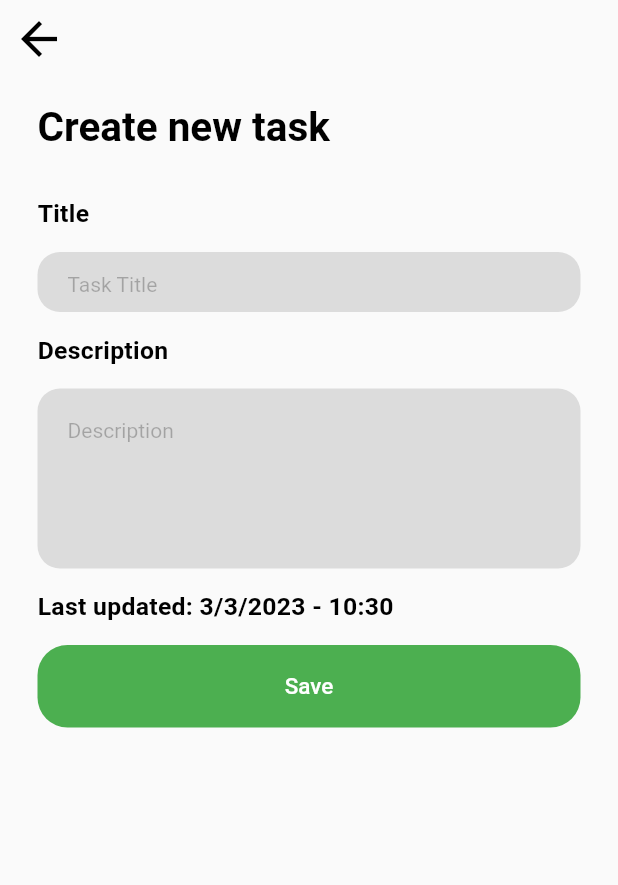
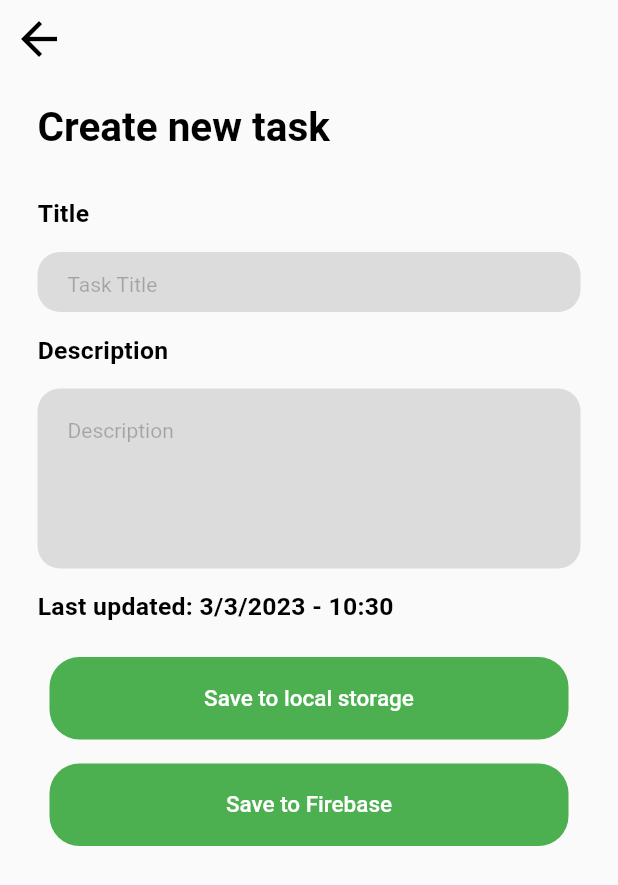
Before and after one commit to graff-ctrl/flutterhw4, a Flutter app: the screen it shows after launch, after a tap on the "add" icon, on a phone screen of 412 x 824 dp. Shown: the top 885 px of the screen. Run offline on Flutter 3.47's test engine with Material 2 defaults, Android fonts, the phone set to English and light mode, and no system bars; our stand-ins replace beamer, camera, firebase_auth, firebase_core, firebase_database, gallery_saver and 1 more; missing offline and left inert: thumbnailer; accounts and stored records are empty; network calls fail; statements that could not run were skipped.

```diff
--- a/lib/main.dart
+++ b/lib/main.dart
@@ -1,22 +1,44 @@
 import 'package:beamer/beamer.dart';
 import 'package:flutter/material.dart';
 import 'package:flutter/services.dart';
-import 'package:flutterhw4/services/camera_service.dart';
-import 'package:flutterhw4/services/persistence_service.dart';
+import 'package:flutterhw4/services/provider/provider.dart';
+import 'package:provider/provider.dart';
+import 'firebase_options.dart';
+import 'package:firebase_core/firebase_core.dart';
+import 'package:flutterhw4/services/platform/camera_service.dart';
+import 'package:flutterhw4/services/firebase/firebase_auth_service.dart';
+import 'package:flutterhw4/services/firebase/firebase_db_service.dart';
+import 'package:flutterhw4/services/platform/persistence_service.dart';
 import 'package:flutterhw4/widgets/take_picture.dart';
 import '../model/task_details_model.dart';
 import '../pages/add_relationship_page.dart';
 import '../pages/create_task_page.dart';
 import '../pages/home_page.dart';
 import '../pages/task_detials_page.dart';
-final dbHelper = PersistenceService();
-final cameraHelper = CameraService();
+
+final PersistenceService localCacheService = PersistenceService();
+final CameraService cameraHelper = CameraService();
+final FirebaseAuthService authService = FirebaseAuthService();
+late final RealtimeDatabaseService firebaseDBService;
+
 Future<void> main() async {
   WidgetsFlutterBinding.ensureInitialized();
-  await dbHelper.init();
+  await Firebase.initializeApp(
+    options: DefaultFirebaseOptions.currentPlatform
+  );
+  await authService.getUser();
+  firebaseDBService = RealtimeDatabaseService(uuid: authService.currentUser?.uid);
+  await localCacheService.init();
   await cameraHelper.init();
   SystemChrome.setPreferredOrientations([DeviceOrientation.portraitUp])
-      .then((value) => runApp(const MyApp()));
+      .then((value) => runApp(
+    MultiProvider(
+        providers: [
+          ChangeNotifierProvider(create: (context) => TaskListModel())
+        ],
+        child: const MyApp(),
+    ),
+  ));
 }
 
 class MyApp extends StatefulWidget {
--- a/lib/model/task.dart
+++ b/lib/model/task.dart
@@ -29,6 +29,6 @@ class Task {
 
   // These deviate from the required json mapping due to sqflite unable to
   // store lists. See
-  factory Task.fromJson(Map<String, dynamic> json) => _$TaskFromJson(json);
+  factory Task.fromJson(Map<dynamic, dynamic> json) => _$TaskFromJson(json);
   Map<String, dynamic> toJson() => _$TaskToJson(this);
 }
--- a/lib/pages/create_task_page.dart
+++ b/lib/pages/create_task_page.dart
@@ -1,4 +1,7 @@
 import 'package:flutter/material.dart';
+import 'package:flutterhw4/main.dart';
+import 'package:flutterhw4/services/provider/provider.dart';
+import 'package:provider/provider.dart';
 import '../helpers/task_id.dart';
 import '../constants//status.dart' as s;
 import '../model/task.dart';
@@ -11,10 +14,19 @@ class CreateTask extends StatefulWidget {
 
 class _CreateTaskState extends State<CreateTask> {
   /// Creates task for task list.
-  final TextEditingController _titleController = TextEditingController();
-  final TextEditingController _descriptionController = TextEditingController();
-  String status = "";
-  final DateTime lastUpdated = DateTime.now();
+  late final TextEditingController _titleController;
+  late final TextEditingController _descriptionController;
+  late String _status = "";
+  late final DateTime _lastUpdated;
+
+  @override
+  void initState() {
+    _titleController = TextEditingController();
+    _descriptionController = TextEditingController();
+    _status = "";
+    _lastUpdated = DateTime.now();
+    super.initState();
+  }
   @override
   Widget build(BuildContext context) {
     return SafeArea(
@@ -55,8 +67,9 @@ class _CreateTaskState extends State<CreateTask> {
                         title(),
                         label("Description"),
                         description(),
-                        date(lastUpdated),
-                        createButton()
+                        date(_lastUpdated),
+                        saveToLocalCache(),
+                        saveToFirebase()
                       ],
                     ),
                   )
@@ -67,12 +80,13 @@ class _CreateTaskState extends State<CreateTask> {
         ));
   }
 
-  /// Create task button widget
-  Widget createButton() {
-    return InkWell(
+  Widget saveToLocalCache() {
+    return Padding(
+      padding: const EdgeInsets.all(8.0),
+      child: InkWell(
         onTap: () {
           /// Tasks are set to open by default.
-        Task result = Task(
+          var result = Task(
             title: _titleController.text,
             description: _descriptionController.text,
             lastUpdated: DateTime.now(),
@@ -81,7 +95,8 @@ class _CreateTaskState extends State<CreateTask> {
             imageUrl: 'image',
             relationships: null
           );
-        Navigator.pop(context, result);
+          Provider.of<TaskListModel>(context, listen: false).addTaskToCache(result);
+          Navigator.pop(context, true);
         },
         child: Container(
             height: 55,
@@ -92,7 +107,7 @@ class _CreateTaskState extends State<CreateTask> {
             ),
             child: const Center(
               child: Text(
-              'Save',
+                'Save to local storage',
                 style: TextStyle(
                     color: Colors.white,
                     fontWeight: FontWeight.w500,
@@ -100,6 +115,47 @@ class _CreateTaskState extends State<CreateTask> {
                 ),
               ),
             )
+        ),
+      ),
+    );
+  }
+
+  Widget saveToFirebase() {
+    return Padding(
+      padding: const EdgeInsets.all(8.0),
+      child: InkWell(
+        onTap: () async {
+          /// Tasks are set to open by default.
+          var result = Task(
+              title: _titleController.text,
+              description: _descriptionController.text,
+              lastUpdated: DateTime.now(),
+              status: s.open,
+              taskId: TaskId.generateTaskId(_titleController.text + DateTime.now().toString()),
+              imageUrl: 'image',
+              relationships: null
+          );
+          Provider.of<TaskListModel>(context, listen: false).postTask(result);
+          Navigator.pop(context, true);
+        },
+        child: Container(
+            height: 55,
+            width: MediaQuery.of(context).size.width,
+            decoration: BoxDecoration(
+              borderRadius: BorderRadius.circular(20),
+              color: Colors.green,
+            ),
+            child: const Center(
+              child: Text(
+                'Save to Firebase',
+                style: TextStyle(
+                    color: Colors.white,
+                    fontWeight: FontWeight.w500,
+                    fontSize: 15
+                ),
+              ),
+            )
+        ),
       ),
     );
   }
--- a/lib/pages/home_page.dart
+++ b/lib/pages/home_page.dart
@@ -2,6 +2,9 @@ import 'package:flutter/foundation.dart';
 import 'package:flutter/material.dart';
 import 'package:flutterhw4/main.dart';
 import 'package:flutterhw4/model/task_details_model.dart';
+import 'package:flutterhw4/services/provider/provider.dart';
+import 'package:flutterhw4/services/task/task_service.dart';
+import 'package:provider/provider.dart';
 import '../model/task.dart';
 import '../pages/create_task_page.dart';
 import '../widgets/widget_label.dart';
@@ -20,56 +23,53 @@ class HomePage extends StatefulWidget {
 }
 
 class _HomePageState extends State<HomePage> {
-  List<Task>? filterItems = []; // Filtered list form items
+  List<Task> filterItems = []; // Filtered list form items
   Filters? _filter = Filters.all;
+  final TaskListModel taskListModel = TaskListModel();
   @override
   initState() {
     // at the beginning, all users are shown
     super.initState();
     // Load data from db at start.
     _loadFromDB();
-    filterItems = widget.items;
-    _filterList('');
+
   }
 
   void _refresh() async {
     setState(() {
-      _loadFromDB();
+      filterItems = taskListModel.tasks;
+      _sort();
     });
   }
 
   /// Load from SQLite database.
   void _loadFromDB() async {
-    final data = await dbHelper.getAllTasks();
+    await taskListModel.loadProvider();
     setState(() {
-      widget.items = data;
-      filterItems = widget.items;
+      filterItems = taskListModel.tasks;
       _sort();
     });
   }
 
   /// Sort widget.items list
   void _sort() {
-    widget.items.sort((a, b) => b.lastUpdated.compareTo(a.lastUpdated));
+    taskListModel.tasks.sort((a, b) => b.lastUpdated.compareTo(a.lastUpdated));
   }
 
-  /// Add item to list.
-  void _addItem(Task task) {
-    _addTaskToDB(task);
-    _refresh();
-  }
   void _filterList(String query) {
-    List<Task>? results = [];
+    List<Task> results = [];
     if (query.isEmpty) {
+      results = taskListModel.tasks;
       _sort();
-      results = widget.items;
     } else {
+      results = taskListModel.tasks.where((element) => (element.status == query)).toList();
       _sort();
-      results = widget.items.where((element) => (element.status == query)).toList();
     }
     setState(() {
+      print(results);
       filterItems = results;
     });
+
   }
 
   @override
@@ -89,7 +89,7 @@ class _HomePageState extends State<HomePage> {
               ListTile(
                 title: const Text('Clear Cache'),
                 onTap: () {
-                  dbHelper.deleteAllTasks();
+                  localCacheService.deleteAllTasks();
                   _refresh();
                   Navigator.pop(context);
                 },
@@ -100,9 +100,11 @@ class _HomePageState extends State<HomePage> {
         backgroundColor: Colors.white,
         appBar: AppBar(
           title: Text(widget.title),
-          backgroundColor: Colors.green,
+          backgroundColor: Colors.purpleAccent,
+          shadowColor: Colors.orangeAccent,
         ),
         body: Column(
+          mainAxisSize: MainAxisSize.min,
           children: [
             const WidgetLabel(text: 'Task filters:'),
             radioButton('All', Filters.all),
@@ -110,27 +112,42 @@ class _HomePageState extends State<HomePage> {
             radioButton('In Progress', Filters.inProgress),
             radioButton('Complete', Filters.complete),
             const WidgetLabel(text: 'Tasks:'),
-            Expanded(
+            Consumer<TaskListModel>(
+              builder: (context, list, child) {
+
+                return Expanded(
                   child: ListView.builder(
                     key: const Key('tasks'),
                     itemCount: filterItems?.length,
                     itemBuilder: (context, index) {
                       final task = filterItems![index];
-                  return Card (
+                      return Padding(
+                        padding: const EdgeInsets.all(8.0),
+                        child: Card (
                             child: ListTile(
                               title: Text(filterItems![index].title),
-                        onTap: () => context.beamToNamed('/tasks/${task.taskId}', data: TaskDetailsModel(task, widget.items)),
+                              onTap: () => context.beamToNamed('/tasks/${task.taskId}', data: TaskDetailsModel(task, list.tasks)),
                               trailing: const Icon(Icons.keyboard_arrow_right),
+                            ),
                         ),
                       );
                     },
                   ),
+                );
+              }
             ),
           ],
         ),
         floatingActionButton: FloatingActionButton(
-          onPressed: () {
-            _newTaskCreation(context);
+          onPressed: () async {
+            var result = await Navigator.push(
+                context,
+                MaterialPageRoute(
+                builder: (builder) => const CreateTask())
+            );
+            print(result);
+            if (mounted!) return;
+            _refresh();
           },
           tooltip: 'Create',
           child: const Icon(Icons.add),
@@ -138,26 +155,14 @@ class _HomePageState extends State<HomePage> {
       );
   }
 
-  /// Transitions to the Create Task Page passing context.
-  Future<void> _newTaskCreation(BuildContext context) async {
-    final result = await Navigator.push(
-        context,
-        MaterialPageRoute(
-        builder: (builder) => const CreateTask()),
-    );
-
-    if (!mounted) return;
-    _addItem(result);
-  }
-
   void _addTaskToDB(Task task) async {
-    await dbHelper.addTask(task);
+    await localCacheService.addTask(task);
   }
 
   /// Label for fields on home screen.
   Widget label(String text) {
     return Padding(
-        padding: const EdgeInsets.fromLTRB(0, 16, 0, 16),
+        padding: const EdgeInsets.all(8.0),
         child: Text(
           text,
           style: const TextStyle(
--- /dev/null
+++ b/lib/services/firebase/firebase_auth_service.dart
@@ -0,0 +1,14 @@
+import 'package:firebase_auth/firebase_auth.dart';
+
+class FirebaseAuthService {
+  final  FirebaseAuth _auth = FirebaseAuth.instance;
+
+  User? get currentUser => _auth.currentUser;
+
+  Future<User?> getUser() async {
+    if (currentUser == null) {
+      await _auth.signInAnonymously();
+    }
+    return currentUser;
+  }
+}
--- /dev/null
+++ b/lib/services/firebase/firebase_db_service.dart
@@ -0,0 +1,62 @@
+import 'dart:convert';
+
+import 'package:firebase_database/firebase_database.dart';
+
+class RealtimeDatabaseService {
+  late final String? uuid;
+  late final String userRef;
+  late DatabaseReference taskRef;
+  RealtimeDatabaseService({required this.uuid}) {
+    userRef = 'users/$uuid';
+    taskRef = FirebaseDatabase.instance.ref(userRef);
+  }
+
+
+  Future<void> createData(String child, Map<String, dynamic> payload) async {
+    await taskRef
+        .child(child)
+        .push()
+        .set(payload)
+        .then((value) {
+          print("success on $child");
+    })
+        .catchError((onError) {
+          print(onError);
+    });
+  }
+
+  Future<void> updateData(String child, Map<String, dynamic> payload) async {
+    await taskRef
+        .child(child)
+        .update(payload)
+        .then((value) {
+          print('sucess on $child');
+    })
+        .catchError((onError) {
+          print(onError);
+    });
+  }
+
+  Future<void> deleteData(String child) async {
+    await taskRef
+        .child(child)
+        .remove()
+        .then((value) {
+          print("success on $child");
+    })
+        .catchError((onError) {
+          print(onError);
+    });
+  }
+
+  Future<Object?> fetchData(String path) async {
+    final snapshot = await taskRef.child(path).get();
+    if (snapshot.exists) {
+      return snapshot.value;
+    } else {
+      print('no data found');
+    }
+    return {};
+  }
+
+}
--- a/lib/services/persistence_service.dart
+++ b/lib/services/platform/persistence_service.dart
@@ -3,7 +3,7 @@ import 'dart:async';
 import 'package:path/path.dart';
 import 'package:path_provider/path_provider.dart';
 import 'package:sqflite/sqflite.dart';
-import '../model/task.dart';
+import '../../model/task.dart';
 
 /// Data persistence service for raising state throughtout app startup.
 class PersistenceService {
--- /dev/null
+++ b/lib/services/provider/provider.dart
@@ -0,0 +1,42 @@
+import 'package:flutter/foundation.dart';
+import 'package:flutterhw4/main.dart';
+import 'package:flutterhw4/services/task/task_service.dart';
+import '../../../model/task.dart';
+
+class TaskListModel extends ChangeNotifier {
+  TaskService taskService = TaskService();
+  List<Task> _tasks = [];
+  // Returns course list
+  List<Task> get tasks => _tasks;
+
+  Future<void> loadProvider() async {
+    var cache = await localCacheService.getAllTasks();
+    var cloud = await taskService.fetchTasks();
+    _tasks = cache;
+    _tasks.addAll(cloud!);
+    notifyListeners();
+  }
+
+  void addTaskToCache(Task task) {
+    localCacheService.addTask(task);
+    _tasks.add(task);
+    notifyListeners();
+  }
+
+  void postTask(Task task) {
+    taskService.addTask(task);
+    _tasks.add(task);
+    notifyListeners();
+  }
+
+//add new task and notify
+  void addTask(Task task) {
+    _tasks.add(task);
+    notifyListeners();
+  }
+
+  void notify() {
+    notifyListeners();
+  }
+
+}
--- /dev/null
+++ b/lib/services/task/task_service.dart
@@ -0,0 +1,24 @@
+
+import 'dart:convert';
+
+import 'package:firebase_database/firebase_database.dart';
+import 'package:flutterhw4/main.dart';
+
+import '../../model/task.dart';
+
+class TaskService {
+  final taskChild = 'tasks';
+
+  Future<void> addTask(Task t) async {
+    firebaseDBService.createData(
+        taskChild,
+        t.toJson());
+  }
+
+  Future<List<Task>?> fetchTasks() async {
+    final Map<dynamic, dynamic> map = await firebaseDBService.fetchData(taskChild) as Map;
+    final list = map.values.toList();
+    return list.map((e) => Task.fromJson(e)).toList();
+  }
+
+}
--- a/lib/widgets/widget_label.dart
+++ b/lib/widgets/widget_label.dart
@@ -2,21 +2,18 @@ import 'package:flutter/material.dart';
 
 class WidgetLabel extends StatelessWidget {
   const WidgetLabel({super.key, required this.text});
-  final String text;
+  final String? text;
 
   @override
   Widget build(BuildContext context) {
-    return Padding(
-        padding: const EdgeInsets.fromLTRB(0, 16, 0, 16),
-        child: Text(
-          text,
+    return Text(
+      text!,
       style: const TextStyle(
           color: Colors.black,
           fontSize: 16.5,
           fontWeight: FontWeight.w600,
           letterSpacing: 0.2
       ),
-        )
     );
   }
 }
```
Also changed, not shown: lib/pages/add_relationship_page.dart (+5 -5 lines), lib/pages/task_detials_page.dart (+4 -4 lines), lib/firebase_options.dart, lib/model/task.g.dart, lib/services/firebase_db_service.dart (deleted), lib/services/platform/camera_service.dart (renamed from lib/services/camera_service.dart), 1 other file. Lines whose indentation alone changed are shown as unchanged.
